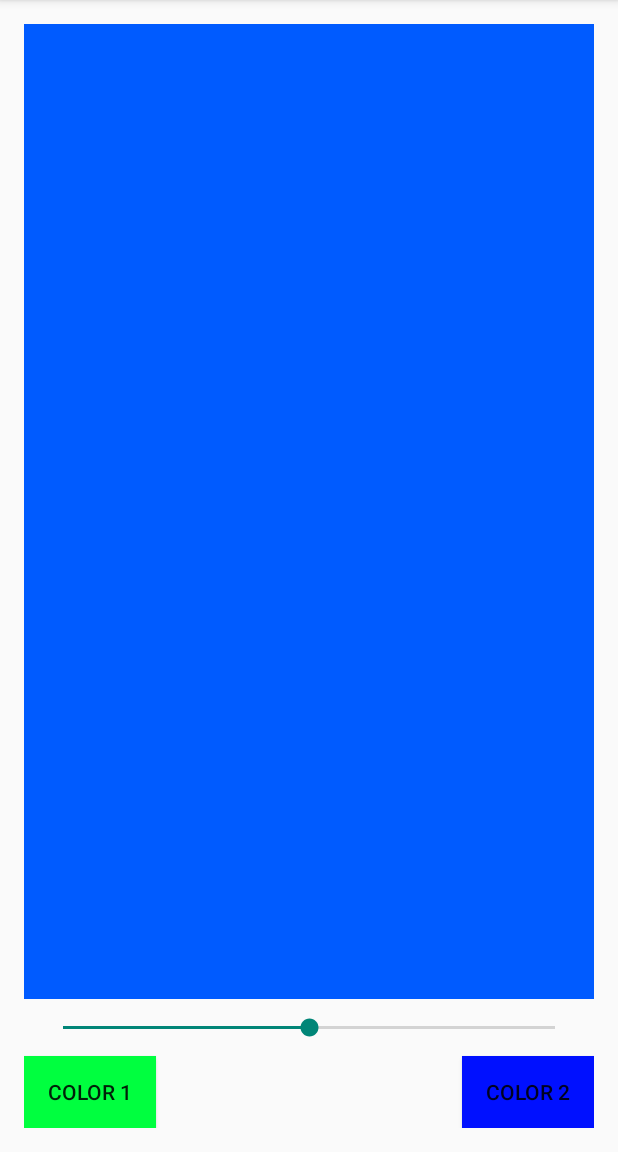
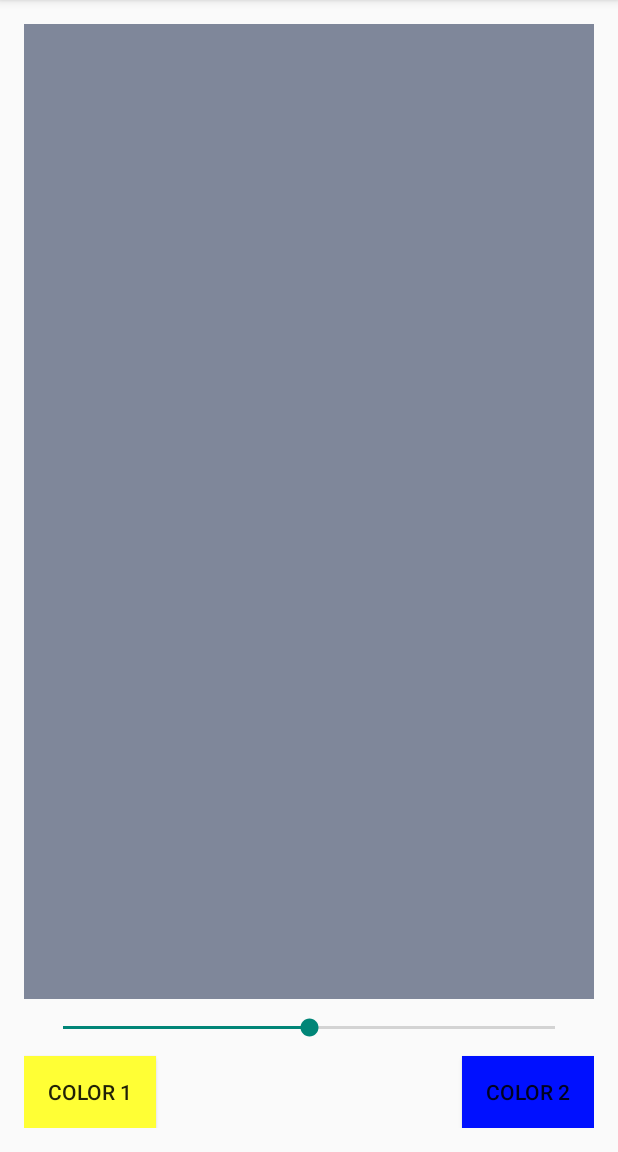
Before and after one commit to KyleFrisbie/ColorBlender, an Android app: the screen it shows after launch (HomeActivity), on a phone screen of 412 x 824 dp, the part 84-1236 px from its top. Run offline under Robolectric (Android 15) with nearby library versions, the phone set to English and light mode, and no system bars.

Commit message:
Color blender is working!

```diff
--- a/app/src/main/java/kylefrisbee/com/colorblender/HomeActivity.java
+++ b/app/src/main/java/kylefrisbee/com/colorblender/HomeActivity.java
@@ -5,6 +5,7 @@ import android.app.FragmentTransaction;
 import android.content.ComponentName;
 import android.content.Intent;
 import android.graphics.Color;
+import android.graphics.drawable.ColorDrawable;
 import android.support.v7.app.AppCompatActivity;
 import android.os.Bundle;
 import android.view.Menu;
@@ -41,6 +42,7 @@ public class HomeActivity extends AppCompatActivity {
 
         addListeners();
         mBundle = savedInstanceState;
+        blendColors(50);
     }
 
     private void addListeners() {
@@ -141,14 +143,17 @@ public class HomeActivity extends AppCompatActivity {
         }
     }
 
-    private int blendColors(float ratio) {
-        int color1 = mColor1.getSolidColor();
-        int color2 = mColor2.getSolidColor();
-        final float inverseRation = 1f - ratio;
+    private void blendColors(float ratio) {
+        ratio = ratio/100;
+        ColorDrawable buttonColor = (ColorDrawable) mColor1.getBackground();
+        int color2 = buttonColor.getColor();
+        ColorDrawable buttonColor2 = (ColorDrawable) mColor2.getBackground();
+        int color1 = buttonColor2.getColor();
+        final float inverseRation = 1 - ratio;
         float r = (Color.red(color1) * ratio) + (Color.red(color2) * inverseRation);
         float g = (Color.green(color1) * ratio) + (Color.green(color2) * inverseRation);
         float b = (Color.blue(color1) * ratio) + (Color.blue(color2) * inverseRation);
-        return Color.rgb((int) r, (int) g, (int) b);
+        mSquareColor.setBackgroundColor(Color.rgb((int) r, (int) g, (int) b));
     }
 
 }
--- a/app/src/main/res/layout/activity_home.xml
+++ b/app/src/main/res/layout/activity_home.xml
@@ -21,7 +21,7 @@
         android:layout_alignParentBottom="true"
         android:layout_alignParentLeft="true"
         android:layout_alignParentStart="true"
-        android:background="#00ff3f" />
+        android:background="#ffff35" />
 
     <Button
         android:layout_width="wrap_content"
```
